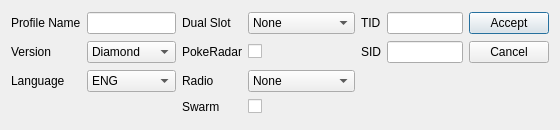
Admiral-Fish/PokeFinder, file Forms/Gen4/ProfileEditor4.ui: the form before one commit.
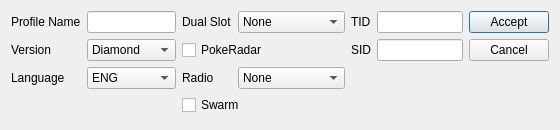
The form after the commit. Custom widgets are drawn as their Qt base class.

What changed in the file:
```diff
--- a/Forms/Gen4/ProfileEditor4.ui
+++ b/Forms/Gen4/ProfileEditor4.ui
@@ -30,13 +30,6 @@
    <item row="0" column="1">
     <widget class="QLineEdit" name="lineEditProfile"/>
    </item>
-   <item row="3" column="2">
-    <widget class="QLabel" name="labelSwarm">
-     <property name="text">
-      <string>Swarm</string>
-     </property>
-    </widget>
-   </item>
    <item row="1" column="5">
     <widget class="TextBox" name="textBoxSID"/>
    </item>
@@ -83,13 +76,6 @@
      </property>
     </widget>
    </item>
-   <item row="1" column="3">
-    <widget class="QCheckBox" name="checkBoxRadar">
-     <property name="text">
-      <string/>
-     </property>
-    </widget>
-   </item>
    <item row="0" column="0">
     <widget class="QLabel" name="labelProfile">
      <property name="text">
@@ -111,13 +97,6 @@
      </property>
     </widget>
    </item>
-   <item row="1" column="2">
-    <widget class="QLabel" name="labelRadar">
-     <property name="text">
-      <string>PokeRadar</string>
-     </property>
-    </widget>
-   </item>
    <item row="2" column="2">
     <widget class="QLabel" name="labelRadio">
      <property name="text">
@@ -230,13 +209,6 @@
    <item row="0" column="5">
     <widget class="TextBox" name="textBoxTID"/>
    </item>
-   <item row="3" column="3">
-    <widget class="QCheckBox" name="checkBoxSwarm">
-     <property name="text">
-      <string/>
-     </property>
-    </widget>
-   </item>
    <item row="1" column="6">
     <widget class="QPushButton" name="pushButtonCancel">
      <property name="text">
@@ -244,6 +216,20 @@
      </property>
     </widget>
    </item>
+   <item row="1" column="2" colspan="2">
+    <widget class="QCheckBox" name="checkBoxRadar">
+     <property name="text">
+      <string>PokeRadar</string>
+     </property>
+    </widget>
+   </item>
+   <item row="3" column="2" colspan="2">
+    <widget class="QCheckBox" name="checkBoxSwarm">
+     <property name="text">
+      <string>Swarm</string>
+     </property>
+    </widget>
+   </item>
   </layout>
  </widget>
  <customwidgets>
```
